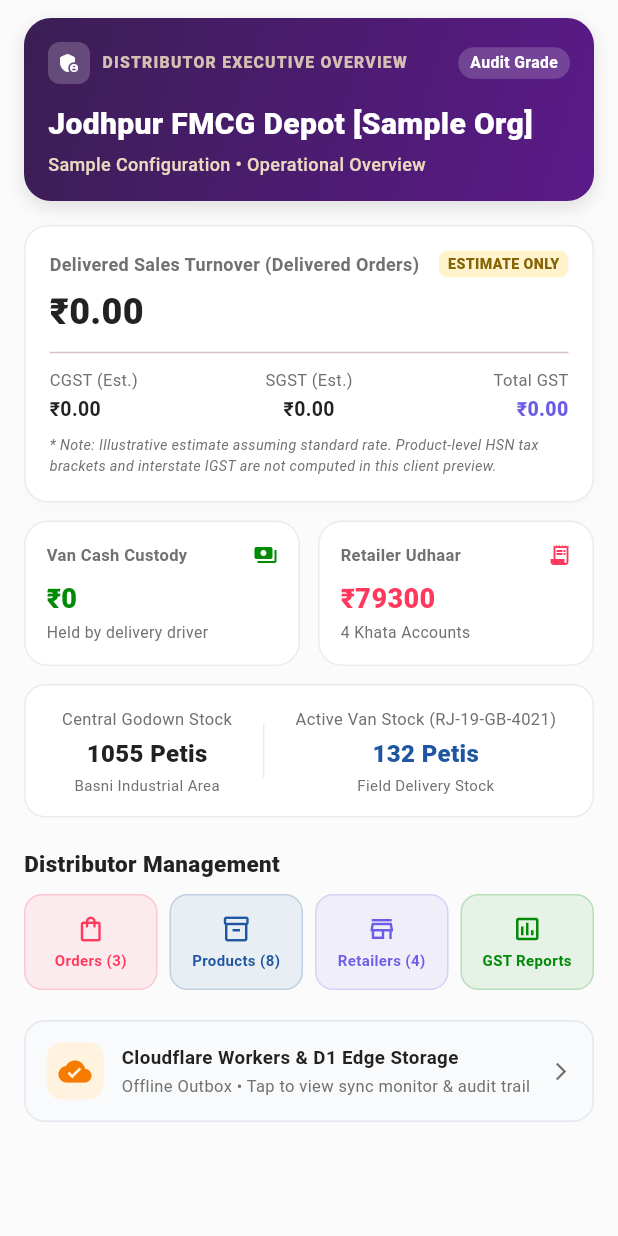
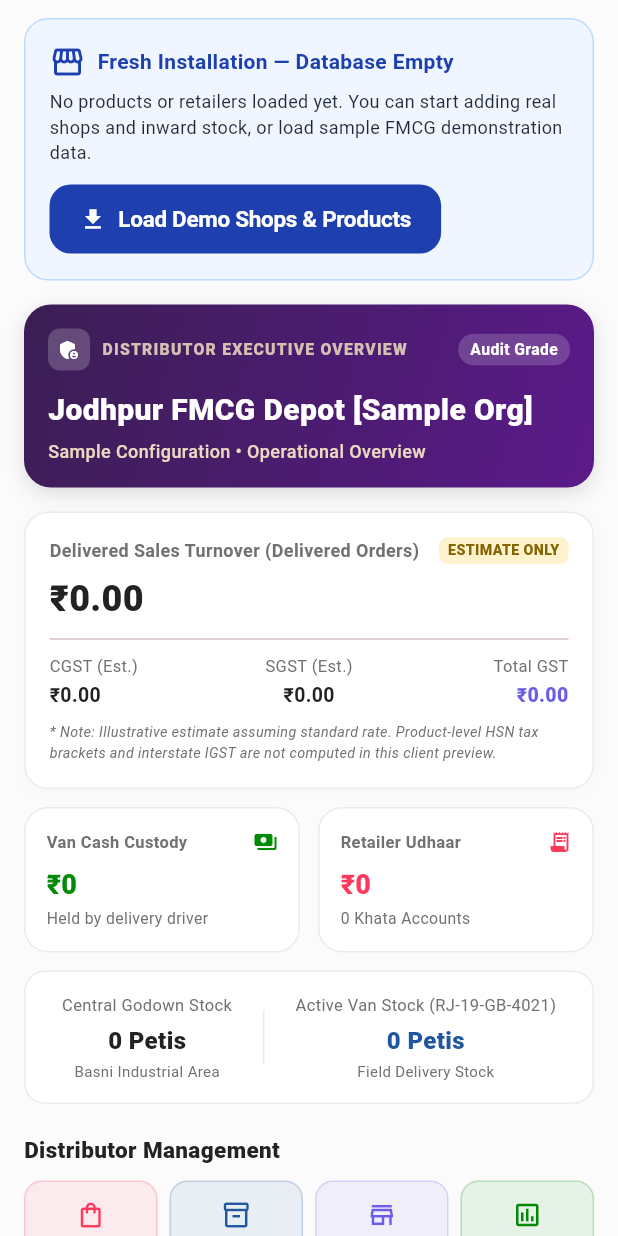
Before and after one commit to thisisrakeshhhh/app, a Flutter app: the AdminDashboard widget shown alone on an empty page, opened directly with empty values, on a phone screen of 412 x 824 dp. Run offline on Flutter 3.47's test engine with Material 3 defaults, Android fonts, the light colour scheme and no system bars; our stand-ins replace drift, flutter_secure_storage; accounts and stored records are empty; generated files the repository leaves out were written again.

Commit message:
part b3: demo-mode separation with empty fresh install and user opt-in seed

```diff
--- a/flutter_distributor/lib/screens/dashboards/admin_dashboard.dart
+++ b/flutter_distributor/lib/screens/dashboards/admin_dashboard.dart
@@ -34,6 +34,47 @@ class AdminDashboard extends StatelessWidget {
       child: Column(
         crossAxisAlignment: CrossAxisAlignment.start,
         children: [
+          if (api.retailers.isEmpty && api.products.isEmpty)
+            Container(
+              margin: const EdgeInsets.only(bottom: 16),
+              padding: const EdgeInsets.all(16),
+              decoration: BoxDecoration(
+                color: const Color(0xFFEFF6FF),
+                borderRadius: BorderRadius.circular(16),
+                border: Border.all(color: const Color(0xFFBFDBFE)),
+              ),
+              child: Column(
+                crossAxisAlignment: CrossAxisAlignment.start,
+                children: [
+                  Row(
+                    children: const [
+                      Icon(Icons.storefront, color: Color(0xFF1E40AF)),
+                      SizedBox(width: 8),
+                      Text(
+                        'Fresh Installation — Database Empty',
+                        style: TextStyle(fontWeight: FontWeight.bold, color: Color(0xFF1E40AF), fontSize: 14),
+                      ),
+                    ],
+                  ),
+                  const SizedBox(height: 6),
+                  const Text(
+                    'No products or retailers loaded yet. You can start adding real shops and inward stock, or load sample FMCG demonstration data.',
+                    style: TextStyle(fontSize: 12, color: Color(0xFF1E293B)),
+                  ),
+                  const SizedBox(height: 12),
+                  ElevatedButton.icon(
+                    onPressed: () => api.loadDemoData(),
+                    icon: const Icon(Icons.download, size: 18),
+                    label: const Text('Load Demo Shops & Products'),
+                    style: ElevatedButton.styleFrom(
+                      backgroundColor: const Color(0xFF1E40AF),
+                      foregroundColor: Colors.white,
+                    ),
+                  ),
+                ],
+              ),
+            ),
+
           // 1. ADMIN EXECUTIVE BANNER
           Container(
             padding: const EdgeInsets.all(16),
--- a/flutter_distributor/lib/services/api_service.dart
+++ b/flutter_distributor/lib/services/api_service.dart
@@ -111,6 +111,9 @@ class ApiService extends ChangeNotifier {
     _sessionProvider = provider;
   }
 
+  bool _isDemoModeLoaded = false;
+  bool get isDemoModeLoaded => _isDemoModeLoaded;
+
   ApiService._internal({
     AppDatabase? database,
     LocalRepository? localRepo,
@@ -119,7 +122,6 @@ class ApiService extends ChangeNotifier {
     db = database ?? AppDatabase();
     repository = localRepo ?? LocalRepository(db);
     _sessionProvider = sessionProvider;
-    _initializeData();
     _syncFuture = _syncFromDatabase();
   }
 
@@ -131,17 +133,42 @@ class ApiService extends ChangeNotifier {
     AppDatabase? database,
     LocalRepository? localRepo,
     UserSession? Function()? sessionProvider,
+    bool seed = true,
   }) {
     db = database ?? AppDatabase();
     repository = localRepo ?? LocalRepository(db);
     _sessionProvider = sessionProvider;
+    if (seed) {
+      _initializeData();
+      _isDemoModeLoaded = true;
+    }
+  }
+
+  /// Explicit sync from database for testing and fresh-install initialization
+  Future<void> syncFromDatabaseDirect() async {
+    final meta = await repository.getMetadata('demo_mode_loaded');
+    if (meta == 'true') {
+      _isDemoModeLoaded = true;
+    }
+    await _syncFromDatabase();
+  }
+
+  /// Populates demo FMCG catalog, sample retailers, and initial inventory behind explicit user opt-in
+  Future<void> loadDemoData() async {
     _initializeData();
+    _isDemoModeLoaded = true;
+    await repository.setMetadata('demo_mode_loaded', 'true');
+    await repository.seedIfEmpty(_products, _retailers);
+    await repository.backfillLegacyProductUnitsAndPrices();
+    await _syncFromDatabase();
+    notifyListeners();
   }
 
   @visibleForTesting
   Future<void> syncForTesting({bool seed = true}) async {
     if (seed) {
       await repository.seedIfEmpty(_products, _retailers);
+      _isDemoModeLoaded = true;
     }
     return _syncFromDatabase();
   }
```
Also changed, not shown: 1 other file.
